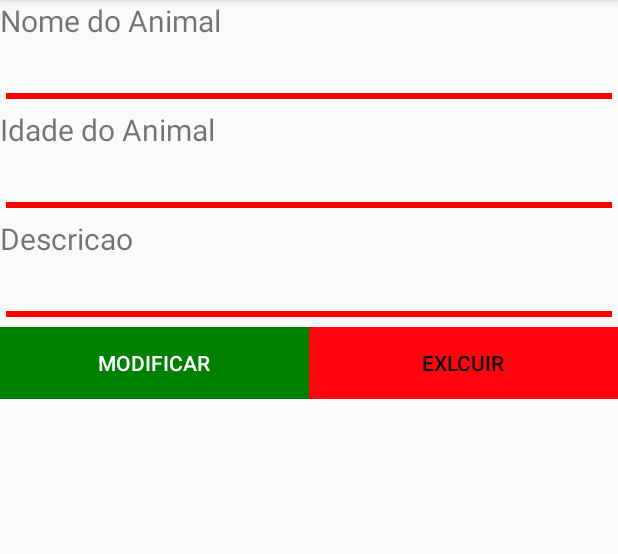
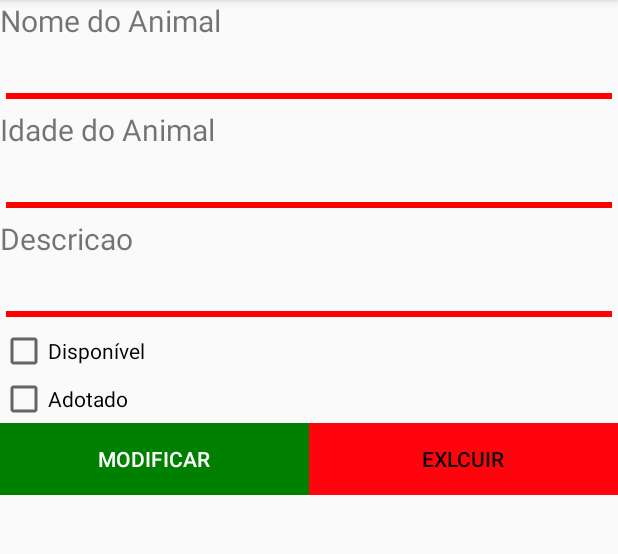
Before and after one commit to guilhermebreed/AdoteUmPet, an Android app: the AnimalEditarActivity screen opened directly, with no data from a screen before it, on a phone screen of 412 x 824 dp, the part 84-638 px from its top. Run offline under Robolectric (Android 15) with nearby library versions, the phone set to English and light mode, and no system bars; 3 statements that could not run were skipped.

Commit message:
Checkboxes

```diff
--- a/app/src/main/res/layout/activity_animal_editar.xml
+++ b/app/src/main/res/layout/activity_animal_editar.xml
@@ -41,6 +41,17 @@
         android:gravity="top|center"
         />
 
+    <CheckBox android:id="@+id/status_animal_disponivel"
+        android:layout_width="wrap_content"
+        android:layout_height="wrap_content"
+        android:text="Disponível"
+        android:onClick="onCheckboxClicked"/>
+    <CheckBox android:id="@+id/status_animal_adotado"
+        android:layout_width="wrap_content"
+        android:layout_height="wrap_content"
+        android:text="Adotado"
+        android:onClick="onCheckboxClicked"/>
+
     <GridLayout
         android:layout_width="fill_parent"
         android:layout_height="wrap_content"
```
Also changed, not shown: app/src/main/java/com/example/italo/adoteumpet/data/Animal.java (+14 -3 lines).
